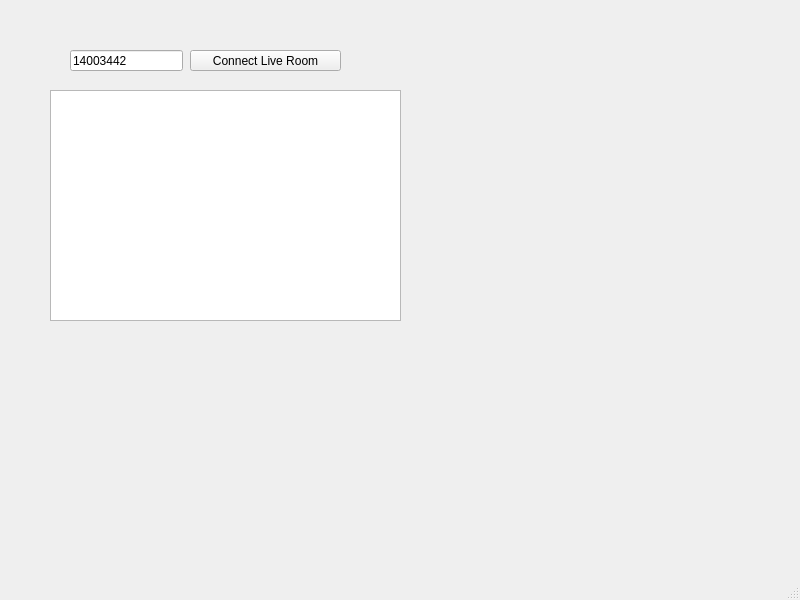
The window that src/ui/mainwindow.ui (Fidelxyz/bilibili-live-danmuku) describes before a commit, drawn with Qt 5.
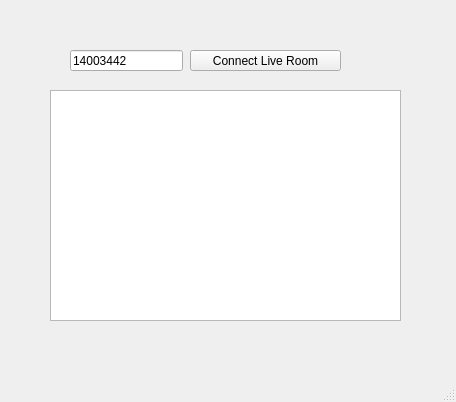
The same window after the commit.

```diff
--- a/src/ui/mainwindow.ui
+++ b/src/ui/mainwindow.ui
@@ -6,8 +6,8 @@
    <rect>
     <x>0</x>
     <y>0</y>
-    <width>800</width>
-    <height>600</height>
+    <width>456</width>
+    <height>402</height>
    </rect>
   </property>
   <property name="windowTitle">
```
Left out of the diff: 2 changed lines with no effect on the pictures.
